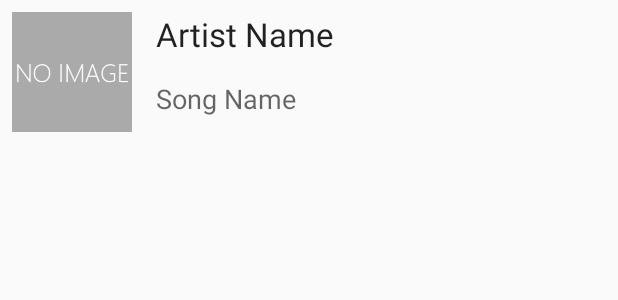
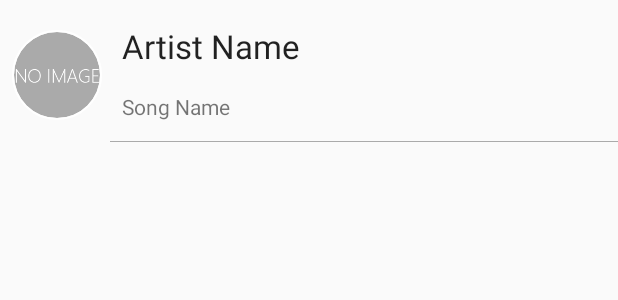
Before and after one commit to ShayShahar/SingIt, an Android app: the layout custom_row.xml on its own in the app's theme, with its tools: preview values and no code run, on a phone screen of 412 x 824 dp. Shown: the top 300 px of the screen. Run offline under Robolectric (Android 15) with nearby library versions, the phone set to English and light mode, and no system bars.

Commit message:
circle image

```diff
--- a/app/build.gradle
+++ b/app/build.gradle
@@ -24,4 +24,5 @@
     testCompile 'junit:junit:4.12'
     compile 'com.android.support:appcompat-v7:23.3.0'
     compile 'com.android.support:design:23.3.0'
+    compile 'de.hdodenhof:circleimageview:2.0.0'
 }
--- a/app/src/main/res/layout/activity_lyrics_view2.xml
+++ b/app/src/main/res/layout/activity_lyrics_view2.xml
@@ -25,7 +25,6 @@
             <ImageView
                 android:layout_width="match_parent"
                 android:layout_height="match_parent"
-                android:src="@drawable/adelle"
                 android:scaleType="fitXY"
                 android:id="@+id/artistImage" />
 
--- a/app/src/main/res/layout/content_search_view.xml
+++ b/app/src/main/res/layout/content_search_view.xml
@@ -13,5 +13,6 @@
         android:layout_height="match_parent"
         android:id="@+id/searchResultList"
         android:layout_alignParentTop="true"
-        android:layout_alignParentStart="true" />
+        android:layout_alignParentStart="true"
+        android:divider="@null" />
 </RelativeLayout>
--- a/app/src/main/res/layout/custom_row.xml
+++ b/app/src/main/res/layout/custom_row.xml
@@ -1,19 +1,33 @@
 <?xml version="1.0" encoding="utf-8"?>
 <LinearLayout xmlns:android="http://schemas.android.com/apk/res/android"
     android:orientation="horizontal" android:layout_width="match_parent"
-    android:layout_height="match_parent">
+    android:layout_height="100dp">
 
-    <ImageView
+    <!--<ImageView
         android:layout_width="80dp"
         android:layout_height="80dp"
         android:id="@+id/artistImage"
         android:src="@drawable/no_img"
-        android:layout_margin="8dp" />
+        android:layout_margin="8dp" /> -->
+
+    <de.hdodenhof.circleimageview.CircleImageView
+        xmlns:app="http://schemas.android.com/apk/res-auto"
+        android:id="@+id/profile_image"
+        android:layout_width="60dp"
+        android:layout_height="60dp"
+        android:src="@drawable/no_img"
+        app:civ_border_width="1dp"
+        app:civ_border_color="#FFFFFF"
+        android:layout_marginLeft="8dp"
+        android:layout_marginTop="20dp" />
 
     <LinearLayout
         android:orientation="vertical"
         android:layout_width="match_parent"
-        android:layout_height="match_parent">
+        android:layout_height="match_parent"
+        android:layout_gravity="center_vertical"
+        android:layout_marginLeft="5dp"
+        android:layout_marginTop="5dp">
 
         <TextView
             android:layout_width="wrap_content"
@@ -21,15 +35,26 @@
             android:textAppearance="?android:attr/textAppearanceLarge"
             android:text="Artist Name"
             android:id="@+id/artistText"
-            android:layout_margin="8dp" />
+            android:layout_margin="8dp"
+            android:layout_marginLeft="10dp" />
 
         <TextView
             android:layout_width="wrap_content"
             android:layout_height="wrap_content"
-            android:textAppearance="?android:attr/textAppearanceMedium"
             android:text="Song Name"
             android:id="@+id/songText"
-            android:layout_margin="8dp" />
+            android:layout_margin="8dp"
+            android:layout_marginLeft="10dp" />
+
+        <View
+            android:layout_width="match_parent"
+            android:layout_height="0.5dp"
+            android:background="@android:color/darker_gray"
+            android:layout_gravity="bottom"
+            android:layout_marginTop="5dp"
+            android:clickable="true" />
     </LinearLayout>
 
+
+
 </LinearLayout>
--- a/app/src/main/res/values/colors.xml
+++ b/app/src/main/res/values/colors.xml
@@ -3,4 +3,7 @@
     <color name="colorPrimary">#d81b60</color>
     <color name="colorPrimaryDark">#c2185b</color>
     <color name="colorAccent">#673ab7</color>
+    <color name="divider_line_color">#673ab7</color>
+
+
 </resources>
```
Also changed, not shown: app/src/main/java/com/singit/shays/singit/CircleImageView.java (added, +426 -0 lines), app/src/main/java/com/singit/shays/singit/CustomAdapter.java (+12 -5 lines), app/src/main/res/values/attrs.xml (added, +9 -0 lines), app/src/main/res/drawable/adelle.jpg (deleted).
